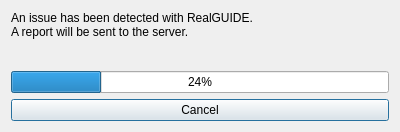
Old version of the form handler-ui/ui/CrashUploadProgressDialog.ui in the repository xlabmedical/crashpad.
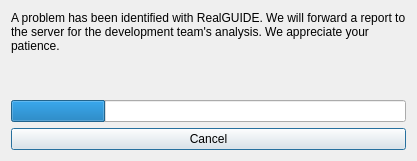
New version of the form.

Diff of the .ui file:
```diff
--- a/handler-ui/ui/CrashUploadProgressDialog.ui
+++ b/handler-ui/ui/CrashUploadProgressDialog.ui
@@ -6,8 +6,8 @@
    <rect>
     <x>0</x>
     <y>0</y>
-    <width>400</width>
-    <height>132</height>
+    <width>417</width>
+    <height>161</height>
    </rect>
   </property>
   <property name="windowTitle">
@@ -17,8 +17,7 @@
    <item>
     <widget class="QLabel" name="label">
      <property name="text">
-      <string>An issue has been detected with RealGUIDE.
-A report will be sent to the server.</string>
+      <string>A problem has been identified with RealGUIDE. We will forward a report to the server for the development team's analysis. We appreciate your patience.</string>
      </property>
      <property name="wordWrap">
       <bool>true</bool>
@@ -37,6 +36,9 @@
      <property name="value">
       <number>24</number>
      </property>
+     <property name="textVisible">
+      <bool>false</bool>
+     </property>
     </widget>
    </item>
    <item>
```
